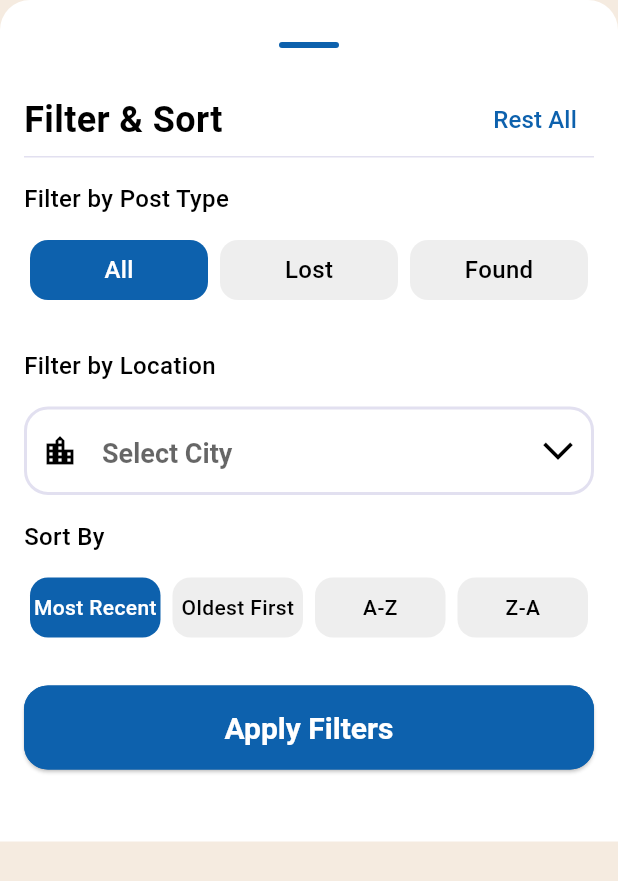
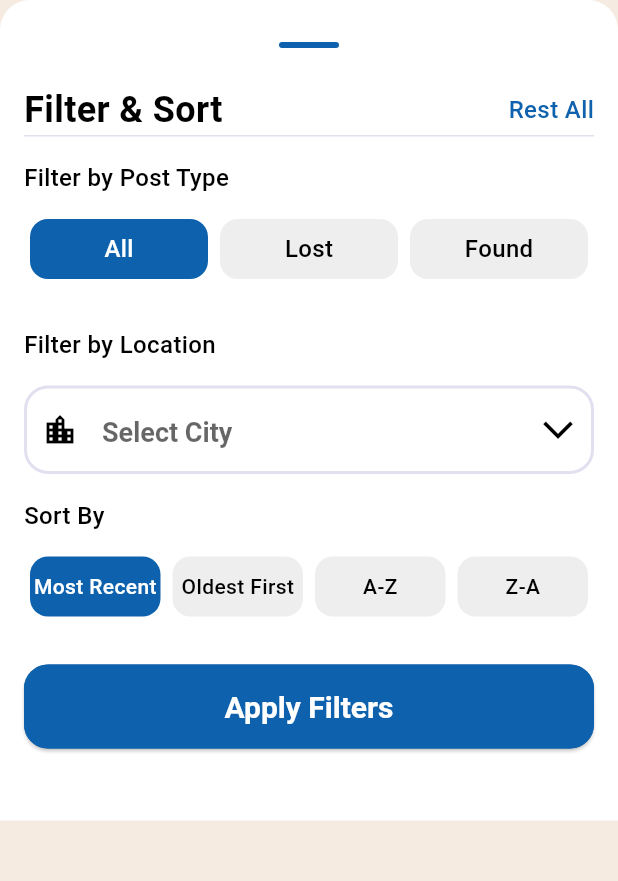
Before and after one commit to Abdullah-Balasmeh/thameen_new, a Flutter app: the FilterBottomSheet widget shown alone on an empty page, opened directly, after a tap on "Rest All", on a phone screen of 412 x 824 dp. Shown: the top 881 px of the screen. Run offline on Flutter 3.47's test engine with Material 3 defaults, Android fonts, the phone set to English and light mode, and no system bars; our stand-ins replace animated_splash_screen, cloud_firestore, dartz, expandable_page_view, firebase_auth, firebase_core and 11 more; missing offline and left inert: encrypt; accounts and stored records are empty; Roboto replaces fonts that are missing (Poppins); project files that could hold a hidden picture were left out.

Commit message:
fix filter logic

```diff
--- a/lib/features/home/presentation/widgets/filter_bottom_sheet.dart
+++ b/lib/features/home/presentation/widgets/filter_bottom_sheet.dart
@@ -77,8 +77,10 @@ class _FilterBottomSheetState extends State<FilterBottomSheet> {
                   style: AppTextStyle.bold24,
                 ),
                 const Spacer(),
-                TextButton(
-                  onPressed: () {
+                GestureDetector(
+                  onTap: () {
+                    final cubit = context.read<HomeCubit>();
+
                     selectedType.value = 'All';
                     selectedSort.value = 'Most Recent';
                     hasBounty.value = false;
```
